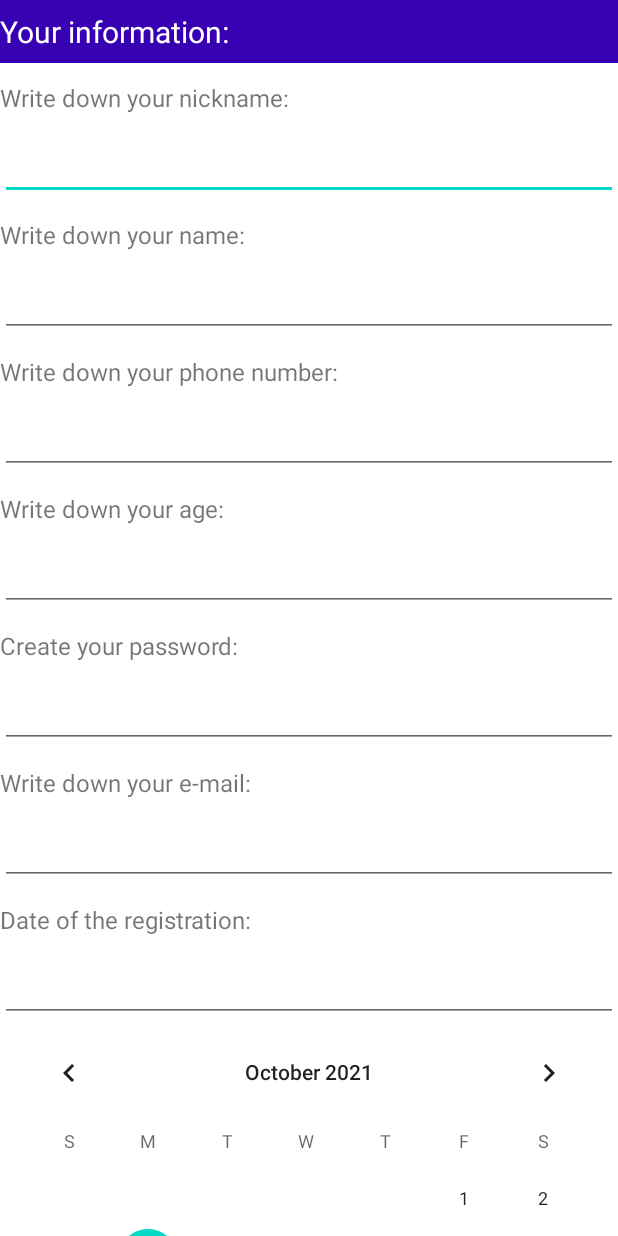
After one commit to HelenaArt/My_Home_Work_1, an Android app: the layout activity_main2.xml on its own in the app's theme, with its tools: preview values and no code run, on a phone screen of 412 x 824 dp. The commit adds this screen. Run offline under Robolectric (Android 15) with nearby library versions, the phone set to English and light mode, and no system bars.

Commit message:
Changed information field!

```diff
--- /dev/null
+++ b/app/src/main/res/layout/activity_main2.xml
@@ -0,0 +1,103 @@
+<?xml version="1.0" encoding="utf-8"?>
+<LinearLayout xmlns:android="http://schemas.android.com/apk/res/android"
+    android:layout_width="match_parent"
+    android:layout_height="match_parent"
+    android:orientation="vertical">
+    <TextView
+        android:layout_width="match_parent"
+        android:layout_height="wrap_content"
+        android:text="Your information:"
+        android:background="@color/purple_700"
+        android:textColor="@color/white"
+        android:paddingVertical="7dp"
+        android:textSize="20dp"/>
+
+    <TextView
+        android:layout_width="match_parent"
+        android:layout_height="wrap_content"
+        android:text="Write down your nickname:"
+        android:paddingVertical="12dp"
+        android:textSize="16sp"/>
+
+    <EditText
+        android:layout_width="match_parent"
+        android:layout_height="wrap_content"
+        android:inputType="text" />
+
+    <TextView
+        android:layout_width="match_parent"
+        android:layout_height="wrap_content"
+        android:text="Write down your name:"
+        android:paddingVertical="12dp"
+        android:textSize="16sp"/>
+
+    <EditText
+        android:layout_width="match_parent"
+        android:layout_height="wrap_content"
+        android:inputType="textPersonName" />
+
+    <TextView
+        android:layout_width="match_parent"
+        android:layout_height="wrap_content"
+        android:text="Write down your phone number:"
+        android:paddingVertical="12dp"
+        android:textSize="16sp"/>
+
+    <EditText
+        android:layout_width="match_parent"
+        android:layout_height="wrap_content"
+        android:inputType="phone" />
+
+    <TextView
+        android:layout_width="match_parent"
+        android:layout_height="wrap_content"
+        android:text="Write down your age:"
+        android:paddingVertical="12dp"
+        android:textSize="16sp"/>
+
+    <EditText
+        android:layout_width="match_parent"
+        android:layout_height="wrap_content"
+        android:inputType="number" />
+    <TextView
+        android:layout_width="match_parent"
+        android:layout_height="wrap_content"
+        android:text="Create your password:"
+        android:paddingVertical="12dp"
+        android:textSize="16sp"/>
+
+    <EditText
+        android:layout_width="match_parent"
+        android:layout_height="wrap_content"
+        android:inputType="textPassword" />
+
+    <TextView
+        android:layout_width="match_parent"
+        android:layout_height="wrap_content"
+        android:text="Write down your e-mail:"
+        android:paddingVertical="12dp"
+        android:textSize="16sp"/>
+
+    <EditText
+        android:layout_width="match_parent"
+        android:layout_height="wrap_content"
+        android:inputType="textEmailAddress" />
+
+    <TextView
+        android:layout_width="match_parent"
+        android:layout_height="wrap_content"
+        android:text="Date of the registration:"
+        android:paddingVertical="12dp"
+        android:textSize="16sp"/>
+
+
+    <EditText
+        android:layout_width="match_parent"
+        android:layout_height="wrap_content"
+        android:inputType="date"/>
+
+    <CalendarView
+        android:layout_width="match_parent"
+        android:layout_height="wrap_content"/>
+
+</LinearLayout>
```
Also changed, not shown: app/src/main/res/layout/activity_main.xml (+78 -11 lines).
